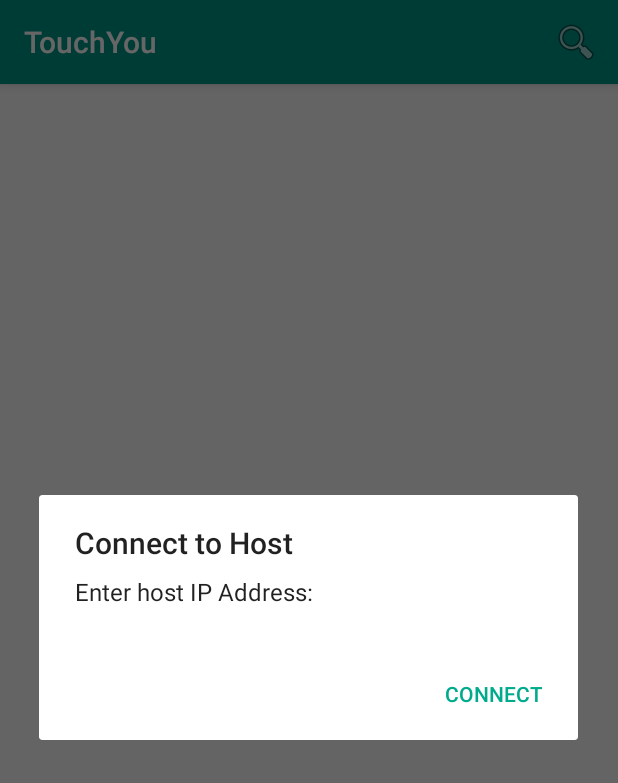
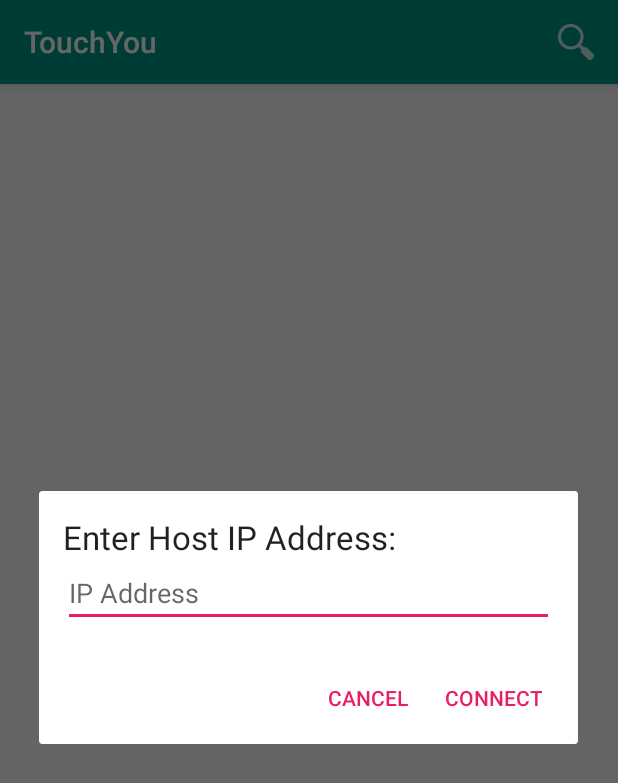
Before and after one commit to ziveso/remec, an Android app: the screen it shows after launch (MainActivity), after a tap on "Item", on a phone screen of 412 x 824 dp. Shown: the top 783 px of the screen. Run offline under Robolectric (Android 15) with nearby library versions, the light colour scheme and no system bars.

Commit message:
add icon + finished search function

```diff
--- a/android/app/src/main/java/com/example/kongpon_macbook/touchyou/MainActivity.java
+++ b/android/app/src/main/java/com/example/kongpon_macbook/touchyou/MainActivity.java
@@ -1,5 +1,6 @@
 package com.example.kongpon_macbook.touchyou;
 
+import android.app.ProgressDialog;
 import android.content.Context;
 import android.content.DialogInterface;
 import android.content.Intent;
@@ -14,6 +15,7 @@ import android.os.Bundle;
 import android.text.format.Formatter;
 import android.util.DisplayMetrics;
 import android.util.Log;
+import android.view.LayoutInflater;
 import android.view.Menu;
 import android.view.MenuInflater;
 import android.view.MenuItem;
@@ -52,7 +54,7 @@ public class MainActivity extends AppCompatActivity {
     final List<String> availableHost = new ArrayList<>();
     ArrayAdapter<String> adapter;
     public static TCPClient client;
-    SwipeRefreshLayout swipe;
+    SwipeRefreshLayout mSwipeRefreshLayout;
 
     @Override
     protected void onCreate(Bundle savedInstanceState) {
@@ -62,14 +64,15 @@ public class MainActivity extends AppCompatActivity {
         //  ipEditText = (EditText) findViewById(R.id.ipEditText);
 
         /* Initialize views */
-        swipe = (SwipeRefreshLayout) findViewById(R.id.swipeLayout);
+        mSwipeRefreshLayout = (SwipeRefreshLayout) findViewById(R.id.swipeLayout);
 
-        swipe.setOnRefreshListener(new SwipeRefreshLayout.OnRefreshListener() {
+        mSwipeRefreshLayout.setOnRefreshListener(new SwipeRefreshLayout.OnRefreshListener() {
             @Override
             public void onRefresh() {
                 findServers();
             }
         });
+        mSwipeRefreshLayout.setColorSchemeResources(R.color.colorPrimary);
         adapter = new ArrayAdapter<String>(this, android.R.layout.simple_list_item_1, availableHost);
         listView = (ListView) findViewById(R.id.listView);
         listView.setAdapter(adapter);
@@ -96,16 +99,30 @@ public class MainActivity extends AppCompatActivity {
     @Override
     public boolean onOptionsItemSelected(MenuItem item) {
         if (item.getItemId() == R.id.search_item) {
-            final AlertDialog.Builder builder = new AlertDialog.Builder(this);
-            builder.setTitle("Connect to Host");
-            builder.setMessage("Enter host IP Address:");
-            builder.setPositiveButton("Connect", new DialogInterface.OnClickListener() {
-                @Override
-                public void onClick(DialogInterface dialog, int which) {
+            LayoutInflater layoutInflaterAndroid = LayoutInflater.from(this);
+            final View mView = layoutInflaterAndroid.inflate(R.layout.user_input_dialog_box, null);
+            AlertDialog.Builder alertDialogBuilderUserInput = new AlertDialog.Builder(this);
+            alertDialogBuilderUserInput.setView(mView);
+            final EditText userInputDialogEditText = (EditText) mView.findViewById(R.id.userInputDialog);
 
-                }
-            });
-            builder.show();
+            alertDialogBuilderUserInput
+                    .setCancelable(false)
+                    .setPositiveButton("Connect", new DialogInterface.OnClickListener() {
+                        public void onClick(DialogInterface dialogBox, int id) {
+                            String host = userInputDialogEditText.getText().toString();
+                            connect(host);
+                        }
+                    })
+
+                    .setNegativeButton("Cancel",
+                            new DialogInterface.OnClickListener() {
+                                public void onClick(DialogInterface dialogBox, int id) {
+                                    dialogBox.cancel();
+                                }
+                            });
+
+            AlertDialog alertDialogAndroid = alertDialogBuilderUserInput.create();
+            alertDialogAndroid.show();
             return true;
         } else {
             return super.onOptionsItemSelected(item);
@@ -113,7 +130,7 @@ public class MainActivity extends AppCompatActivity {
     }
 
     private void findServers() {
-        swipe.setRefreshing(true);
+        mSwipeRefreshLayout.setRefreshing(true);
         new AsyncTask<String, Integer, String[]>() {
             @Override
             protected String[] doInBackground(String... params) {
@@ -125,11 +142,12 @@ public class MainActivity extends AppCompatActivity {
                 super.onPostExecute(strings);
                 System.out.println(Arrays.toString(strings));
                 System.out.println("On post execution");
+                availableHost.clear();
                 availableHost.addAll(Arrays.asList(strings));
                 adapter.notifyDataSetChanged();
                 if (availableHost.isEmpty())
-                    Toast.makeText(MainActivity.this, "Cannot find any host", Toast.LENGTH_SHORT).show();
-                swipe.setRefreshing(false);
+                    Toast.makeText(MainActivity.this, "Could not find any host", Toast.LENGTH_LONG).show();
+                mSwipeRefreshLayout.setRefreshing(false);
 
             }
         }.execute();
@@ -137,18 +155,30 @@ public class MainActivity extends AppCompatActivity {
 
 
     private void connect(String host) {
+        final ProgressDialog pd = new ProgressDialog(this);
+        pd.setTitle("Connecting to "+host);
+        pd.setMessage("Connecting...");
         new AsyncTask<String, Integer, Void>() {
             @Override
             protected Void doInBackground(String... params) {
                 client = new TCPClient(params[0], PORT, MainActivity.this);
                 try {
+                    System.out.println("Start connecting");
                     client.openConnection();
                 } catch (IOException e) {
-                    e.printStackTrace();
+                    System.out.println("Connection Timeout");
                 }
                 return null;
             }
+
+            @Override
+            protected void onPostExecute(Void aVoid) {
+                System.out.println("Done connecting");
+                pd.dismiss();
+            }
         }.execute(host);
+
+        pd.show();
     }
 
     protected String wifiIpAddress(Context context) {
--- a/android/app/src/main/java/com/example/kongpon_macbook/touchyou/TCPClient.java
+++ b/android/app/src/main/java/com/example/kongpon_macbook/touchyou/TCPClient.java
@@ -4,7 +4,8 @@ import android.app.ActivityOptions;
 import android.content.Context;
 import android.content.Intent;
 
-import com.lloseng.ocsf.client.AbstractClient;
+import com.example.kongpon_macbook.touchyou.client.AbstractClient;
+
 
 /**
  * Created by kongpon-macbook on 5/6/2017 AD.
--- /dev/null
+++ b/android/app/src/main/res/layout/user_input_dialog_box.xml
@@ -0,0 +1,22 @@
+<?xml version="1.0" encoding="utf-8"?>
+<LinearLayout xmlns:android="http://schemas.android.com/apk/res/android"
+    android:layout_width="match_parent"
+    android:layout_height="match_parent"
+    android:orientation="vertical"
+    android:padding="16dp">
+
+    <TextView
+        android:id="@+id/dialogTitle"
+        android:layout_width="wrap_content"
+        android:layout_height="wrap_content"
+        android:text="Enter Host IP Address:"
+        android:textAppearance="?android:attr/textAppearanceLarge" />
+
+    <EditText
+        android:id="@+id/userInputDialog"
+        android:layout_width="match_parent"
+        android:layout_height="wrap_content"
+        android:digits="0123456789."
+        android:hint="IP Address"
+        android:inputType="number|numberDecimal" />
+</LinearLayout>
--- a/android/app/src/main/res/menu/menu_main.xml
+++ b/android/app/src/main/res/menu/menu_main.xml
@@ -1,10 +1,11 @@
 <?xml version="1.0" encoding="utf-8"?>
-<menu xmlns:app="http://schemas.android.com/apk/res-auto"
+<menu xmlns:tools="http://schemas.android.com/tools"
+    xmlns:app="http://schemas.android.com/apk/res-auto"
     xmlns:android="http://schemas.android.com/apk/res/android">
 
     <item
         android:id="@+id/search_item"
-        android:icon="@android:drawable/ic_menu_search"
+        android:icon="@drawable/white_search"
         android:title="Item"
         app:showAsAction="always" />
 </menu>
--- a/android/app/src/main/res/values/colors.xml
+++ b/android/app/src/main/res/values/colors.xml
@@ -2,7 +2,7 @@
 <resources>
     <color name="colorPrimary">#009688</color>
     <color name="colorPrimaryDark">#00897B</color>
-    <color name="colorAccent">#00AA8D</color>
+    <color name="colorAccent">#E91E63</color>
 
     <color name="black_overlay">#FB8C00</color>
 </resources>
```
Also changed, not shown: android/app/src/main/java/com/example/kongpon_macbook/touchyou/client/AbstractClient.java (added, +359 -0 lines), android/app/src/main/res/drawable/ic_search_black_24dp.xml (deleted, +0 -9 lines), android/app/src/main/res/drawable-hdpi/white_search.png (added), android/app/src/main/res/drawable-mdpi/white_search.png (added), android/app/src/main/res/drawable-xhdpi/white_search.png (added), android/app/src/main/res/drawable-xxhdpi/white_search.png (added).
